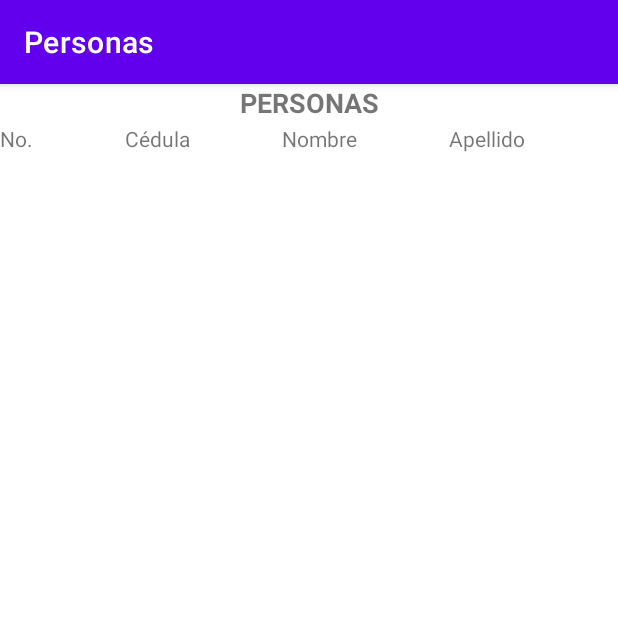
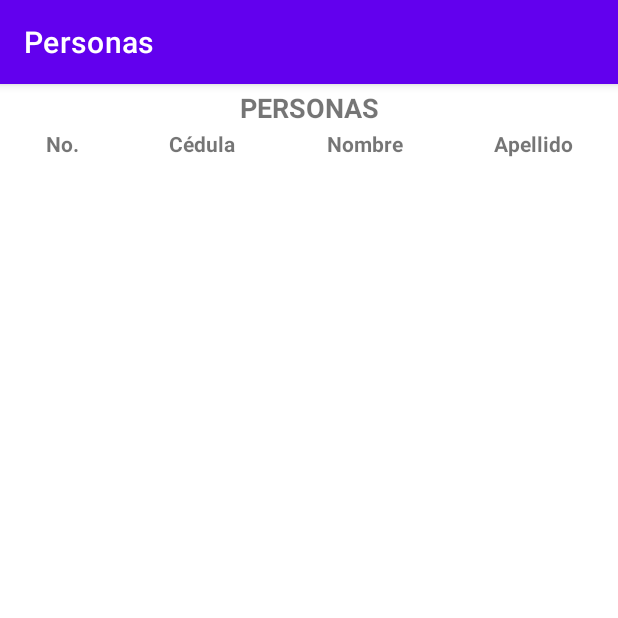
Before and after one commit to ingcoty/Personas, an Android app: the CrearPersonas screen opened directly, with no data from a screen before it, on a phone screen of 412 x 824 dp, the top half of it. Run offline under Robolectric (Android 15) with nearby library versions, the phone set to English and light mode, and no system bars.

```diff
--- a/app/src/main/java/com/example/personas/CrearPersonas.java
+++ b/app/src/main/java/com/example/personas/CrearPersonas.java
@@ -3,6 +3,8 @@ package com.example.personas;
 import androidx.appcompat.app.AppCompatActivity;
 
 import android.os.Bundle;
+import android.view.View;
+import android.widget.EditText;
 
 public class CrearPersonas extends AppCompatActivity {
 
@@ -10,5 +12,9 @@ public class CrearPersonas extends AppCompatActivity {
     protected void onCreate(Bundle savedInstanceState) {
         super.onCreate(savedInstanceState);
         setContentView(R.layout.activity_crear_personas);
+
+
+
     }
+
 }
--- a/app/src/main/res/layout/activity_crear_personas.xml
+++ b/app/src/main/res/layout/activity_crear_personas.xml
@@ -11,6 +11,7 @@
         android:id="@+id/lblTituloListar"
         android:layout_width="match_parent"
         android:layout_height="wrap_content"
+        android:layout_marginTop="3sp"
         android:text="@string/lbl_TituloListar"
         android:textAlignment="center"
         android:textSize="18sp"
@@ -32,25 +33,33 @@
                 android:id="@+id/colNumero"
                 android:layout_width="wrap_content"
                 android:layout_height="wrap_content"
-                android:text="@string/colNumero" />
+                android:text="@string/colNumero"
+                android:textAlignment="center"
+                android:textStyle="bold" />
 
             <TextView
                 android:id="@+id/colCedula"
                 android:layout_width="wrap_content"
                 android:layout_height="wrap_content"
-                android:text="@string/Txt_Cedula" />
+                android:text="@string/Txt_Cedula"
+                android:textAlignment="center"
+                android:textStyle="bold" />
 
             <TextView
                 android:id="@+id/colNombre"
                 android:layout_width="wrap_content"
                 android:layout_height="wrap_content"
-                android:text="@string/Txt_Nombre" />
+                android:text="@string/Txt_Nombre"
+                android:textAlignment="center"
+                android:textStyle="bold" />
 
             <TextView
                 android:id="@+id/ColApellido"
                 android:layout_width="wrap_content"
                 android:layout_height="wrap_content"
-                android:text="@string/Txt_Apellido" />
+                android:text="@string/Txt_Apellido"
+                android:textAlignment="center"
+                android:textStyle="bold" />
         </TableRow>
 
     </TableLayout>
```
Also changed, not shown: app/src/main/java/com/example/personas/Datos.java (added, +15 -0 lines), app/src/main/java/com/example/personas/ListarPersonas.java (+33 -0 lines), app/src/main/java/com/example/personas/MainActivity.java (+33 -0 lines), app/src/main/java/com/example/personas/Persona.java (added, +42 -0 lines), app/src/main/res/layout/activity_listar_personas.xml (+6 -4 lines), app/src/main/res/values/strings.xml (+8 -0 lines).
